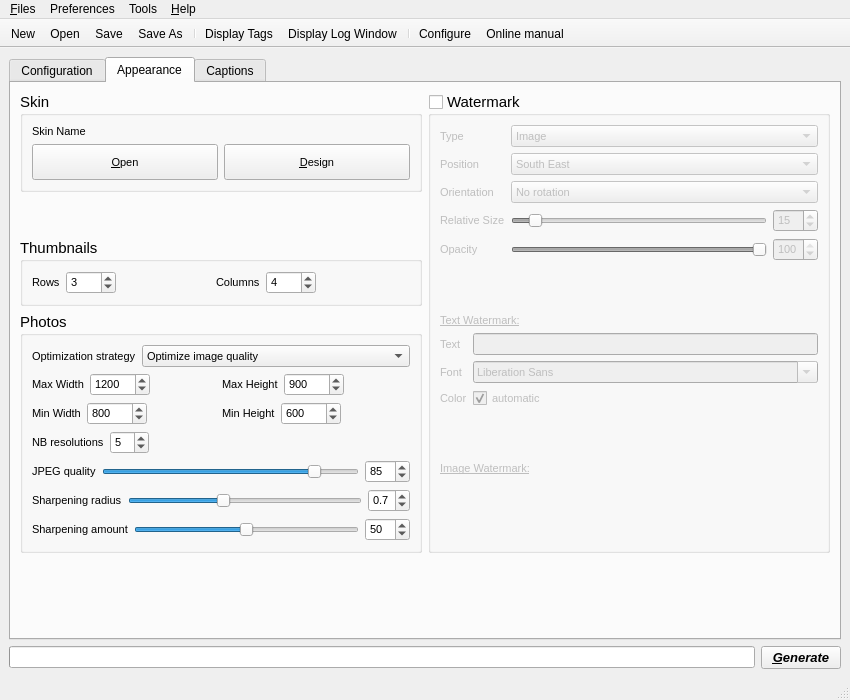
Pixinn/ezwebgallery, file src/ui/mainwin.ui: the form before one commit.
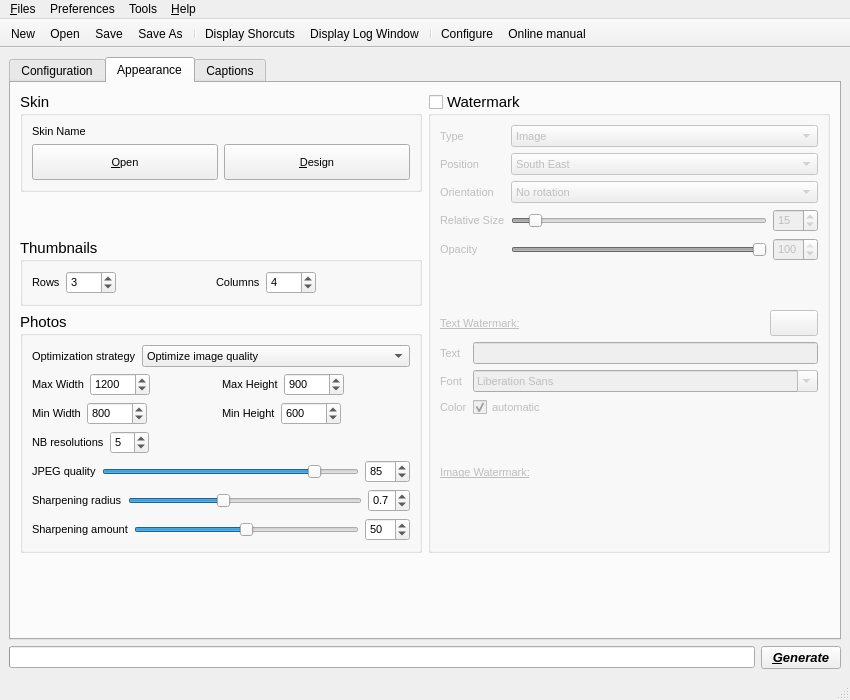
The form after the commit. The open tabs and pages were chosen to show the change. Icons and pictures are not drawn. Custom widgets are drawn as their Qt base class.

Commit message: + Adding apush button to more easily discover the shortcuts to be used for captions and watermark.

Diff of the .ui file:
```diff
--- a/src/ui/mainwin.ui
+++ b/src/ui/mainwin.ui
@@ -1523,6 +1523,8 @@
              <item>
               <layout class="QVBoxLayout" name="verticalLayout_WatermarkText">
                <item>
+                <layout class="QHBoxLayout" name="horizontalLayout_11">
+                 <item>
                 <widget class="QLabel" name="label_WatermarkText">
                  <property name="font">
                   <font>
@@ -1538,6 +1540,35 @@
                 </widget>
                </item>
                <item>
+                  <spacer name="horizontalSpacer_8">
+                   <property name="orientation">
+                    <enum>Qt::Horizontal</enum>
+                   </property>
+                   <property name="sizeHint" stdset="0">
+                    <size>
+                     <width>40</width>
+                     <height>20</height>
+                    </size>
+                   </property>
+                  </spacer>
+                 </item>
+                 <item>
+                  <widget class="QPushButton" name="pushButton_WatermarkTextShortcuts">
+                   <property name="toolTip">
+                    <string>Display shortcuts you can use to write captions and watermark.</string>
+                   </property>
+                   <property name="text">
+                    <string/>
+                   </property>
+                   <property name="icon">
+                    <iconset resource="../ressources/GalleryDesigner.qrc">
+                     <normaloff>:/icons/images/text-x-authors.png</normaloff>:/icons/images/text-x-authors.png</iconset>
+                   </property>
+                  </widget>
+                 </item>
+                </layout>
+               </item>
+               <item>
                 <layout class="QFormLayout" name="formLayout_WatermarkText">
                  <item row="0" column="0">
                   <widget class="QLabel" name="label_WatermarkTextEdit">
@@ -2315,7 +2346,7 @@
      <normaloff>:/icons/images/text-x-authors.png</normaloff>:/icons/images/text-x-authors.png</iconset>
    </property>
    <property name="text">
-    <string>Display Tags</string>
+    <string>Display Shorcuts</string>
    </property>
    <property name="toolTip">
     <string>Display the tags you can use to write captions and watermark.</string>
```
Left out of the diff: 26 changed lines with no effect on the pictures. Lines whose indentation alone changed are shown as unchanged. The commit also changes 5 other files.
